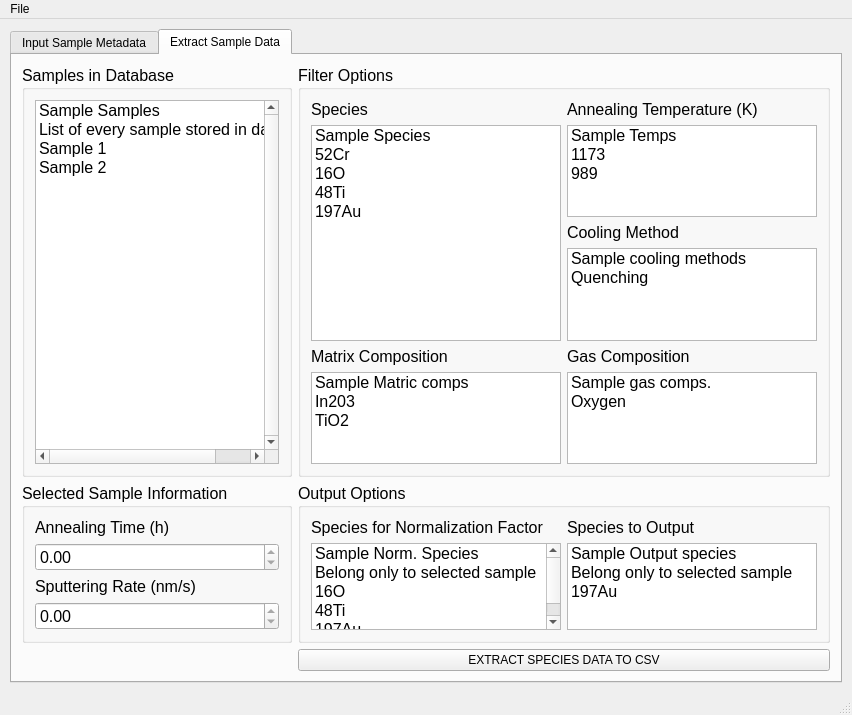
Qt form programFiles/MainUI.ui (Gimb0/KS1911-SIMS) before a commit.
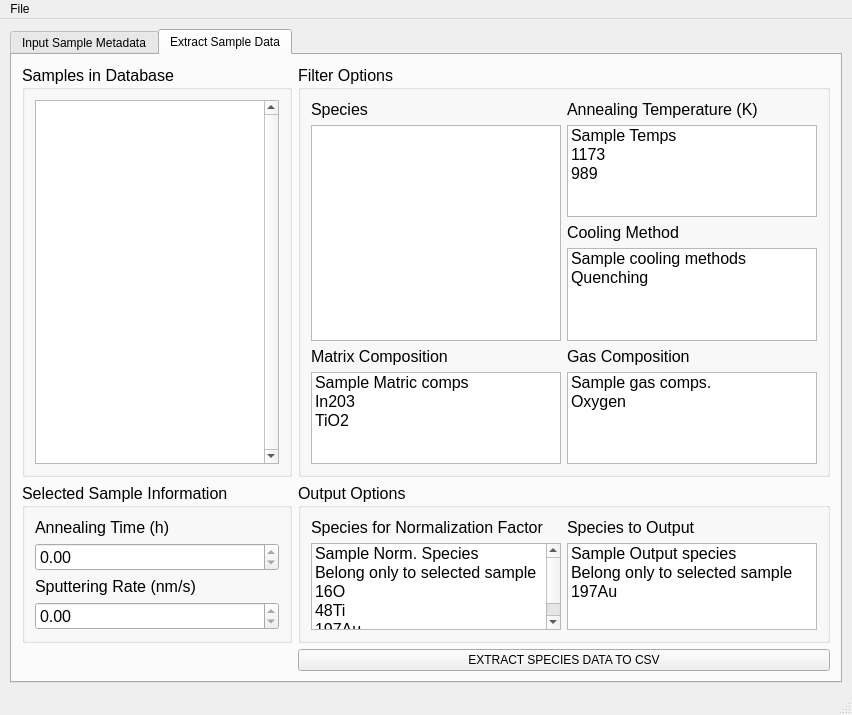
The same form after that commit. The open tabs and pages were chosen to show the change.

Commit message: store data in database

The edit to the form file:
```diff
--- a/programFiles/MainUI.ui
+++ b/programFiles/MainUI.ui
@@ -586,31 +586,6 @@
              <property name="selectionMode">
               <enum>QAbstractItemView::MultiSelection</enum>
              </property>
-             <item>
-              <property name="text">
-               <string>Sample Species</string>
-              </property>
-             </item>
-             <item>
-              <property name="text">
-               <string>52Cr</string>
-              </property>
-             </item>
-             <item>
-              <property name="text">
-               <string>16O</string>
-              </property>
-             </item>
-             <item>
-              <property name="text">
-               <string>48Ti</string>
-              </property>
-             </item>
-             <item>
-              <property name="text">
-               <string>197Au</string>
-              </property>
-             </item>
             </widget>
            </item>
            <item row="1" column="1">
@@ -796,26 +771,6 @@
              <property name="verticalScrollBarPolicy">
               <enum>Qt::ScrollBarAlwaysOn</enum>
              </property>
-             <item>
-              <property name="text">
-               <string>Sample Samples</string>
-              </property>
-             </item>
-             <item>
-              <property name="text">
-               <string>List of every sample stored in databse</string>
-              </property>
-             </item>
-             <item>
-              <property name="text">
-               <string>Sample 1</string>
-              </property>
-             </item>
-             <item>
-              <property name="text">
-               <string>Sample 2</string>
-              </property>
-             </item>
             </widget>
            </item>
           </layout>
```
Left out of the diff: 12 changed lines with no effect on the pictures. The commit also changes 2 other files.
